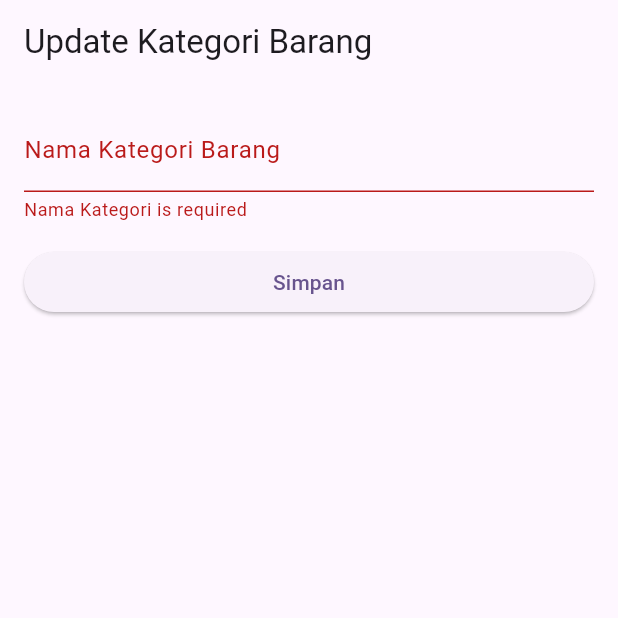
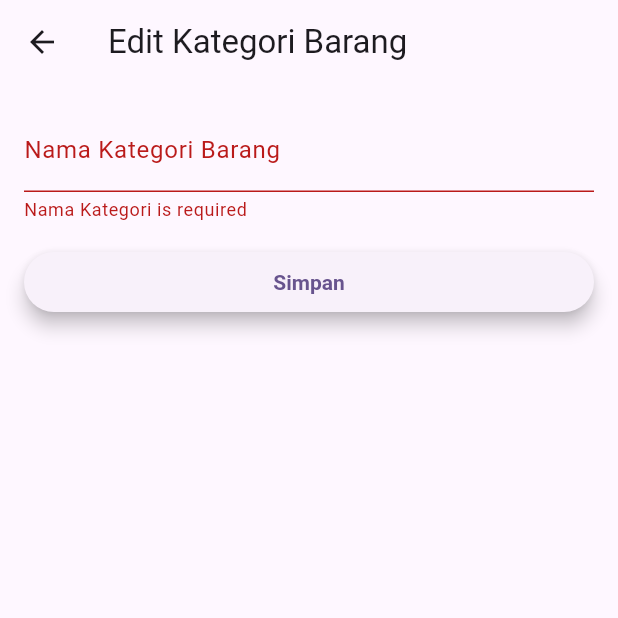
Before and after one commit to prgtyfzh/exerciseapi_063, a Flutter app: the UpdateKategoriBarang screen opened directly, after a tap on "Simpan", on a phone screen of 412 x 824 dp, the top half of it. Run offline on Flutter 3.47's test engine with Material 2 defaults, Android fonts, the phone set to English and light mode, and no system bars; network calls fail.

Commit message:
mengubah tampilan update kategori barang

```diff
--- a/lib/view/kategori_barang.dart
+++ b/lib/view/kategori_barang.dart
@@ -48,7 +48,7 @@ class _KategoriBarangState extends State<KategoriBarang> {
             padding: const EdgeInsets.only(top: 5, left: 10, right: 10),
             child: InkWell(
               onLongPress: () {
-                Navigator.pushReplacement(
+                Navigator.push(
                   context,
                   MaterialPageRoute(
                     builder: (context) => UpdateKategoriBarang(
--- a/lib/view/update_kategori_barang.dart
+++ b/lib/view/update_kategori_barang.dart
@@ -30,7 +30,7 @@ class _UpdateKategoriBarangState extends State<UpdateKategoriBarang> {
     var formkey = GlobalKey<FormState>();
     return Scaffold(
       appBar: AppBar(
-        title: const Text('Update Kategori Barang'),
+        title: const Text('Edit Kategori Barang'),
       ),
       body: Form(
         key: formkey,
@@ -39,7 +39,7 @@ class _UpdateKategoriBarangState extends State<UpdateKategoriBarang> {
           children: [
             TextFormField(
               decoration: const InputDecoration(
-                hintText: 'Update Kategori Barang',
+                hintText: 'Nama Kategori Barang',
                 labelText: 'Nama Kategori Barang',
               ),
               onChanged: (value) {
@@ -66,10 +66,15 @@ class _UpdateKategoriBarangState extends State<UpdateKategoriBarang> {
                           builder: (context) => const KategoriBarang()));
 
                   var snackBar =
-                      const SnackBar(content: Text('Data Berhasil Disimpan'));
+                      const SnackBar(content: Text('Kategori Berhasil Diedit'));
                   ScaffoldMessenger.of(context).showSnackBar(snackBar);
                 }
               },
+              style: ElevatedButton.styleFrom(
+                minimumSize: const Size(5, 40),
+                elevation: 5,
+                textStyle: const TextStyle(fontWeight: FontWeight.bold),
+              ),
               child: const Text('Simpan'),
             ),
           ],
```
